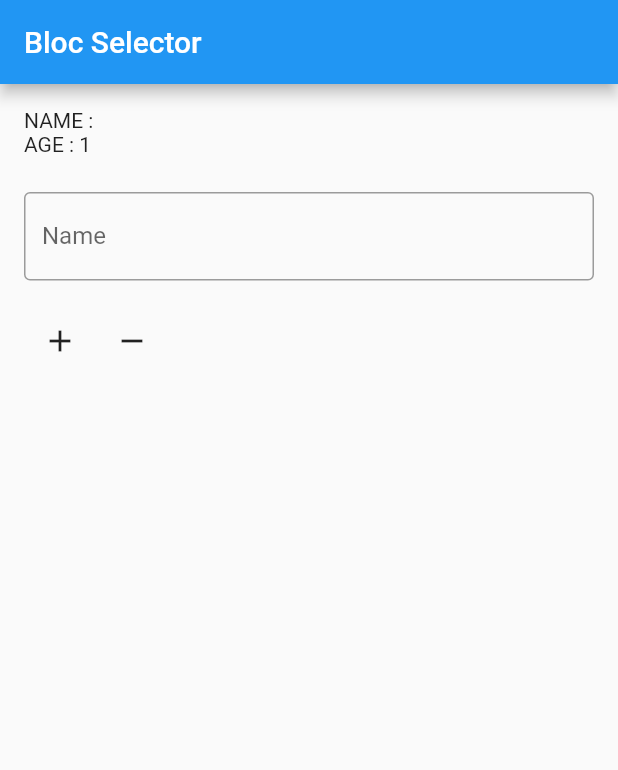
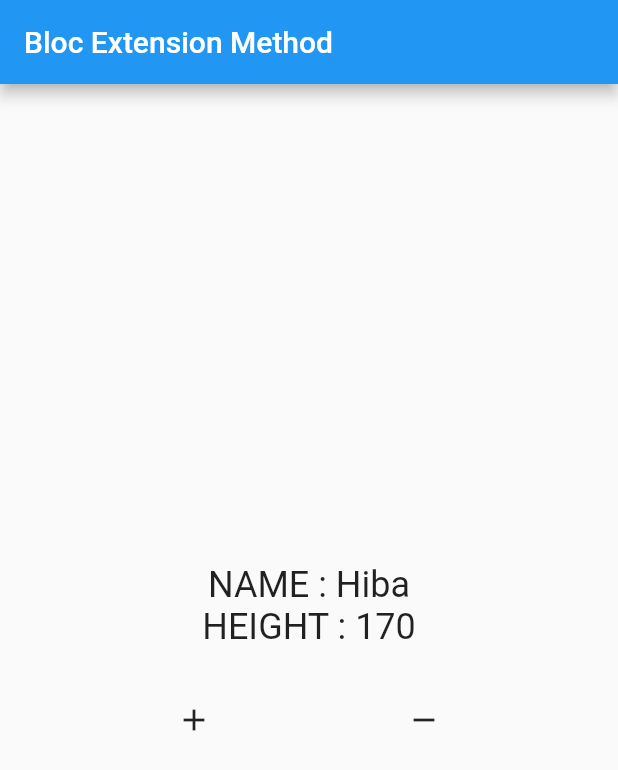
Before and after one commit to hib4/flutter-bloc, a Flutter app: the screen it shows after launch, after a tap on the "add" icon, after a tap on the "remove" icon, on a phone screen of 412 x 824 dp. Shown: the top 770 px of the screen. Run offline on Flutter 3.47's test engine with Material 2 defaults, Android fonts, the phone set to English and light mode, and no system bars; our stand-ins replace bloc, flutter_bloc.

Commit message:
feat: [HF] 14-extension method

```diff
--- /dev/null
+++ b/lib/14_extension_method/14_extension_method.dart
@@ -0,0 +1,46 @@
+import 'package:flutter/material.dart';
+import 'package:flutter_bloc/flutter_bloc.dart';
+import 'package:learn_bloc/14_extension_method/widget/number.dart';
+
+import 'bloc/user_bloc.dart';
+
+class LearnExtensionMethod extends StatelessWidget {
+  const LearnExtensionMethod({Key? key}) : super(key: key);
+
+  @override
+  Widget build(BuildContext context) {
+    UserBloc user = context.read<UserBloc>();
+
+    return Scaffold(
+      appBar: AppBar(
+        title: const Text('Bloc Extension Method'),
+      ),
+      body: Column(
+        mainAxisAlignment: MainAxisAlignment.center,
+        children: [
+          const NumberWidget(),
+          const SizedBox(
+            height: 24,
+          ),
+          Row(
+            mainAxisAlignment: MainAxisAlignment.spaceEvenly,
+            children: [
+              IconButton(
+                onPressed: () {
+                  user.incrementHeight();
+                },
+                icon: const Icon(Icons.add),
+              ),
+              IconButton(
+                onPressed: () {
+                  user.decrementHeight();
+                },
+                icon: const Icon(Icons.remove),
+              ),
+            ],
+          ),
+        ],
+      ),
+    );
+  }
+}
--- /dev/null
+++ b/lib/14_extension_method/bloc/user_bloc.dart
@@ -0,0 +1,35 @@
+import 'package:bloc/bloc.dart';
+
+class UserBloc extends Cubit<Map<String, dynamic>> {
+  UserBloc() : super({'name': 'Hiba', 'height': 170});
+
+  @override
+  void onChange(Change<Map<String, dynamic>> change) {
+    // TODO: implement onChange
+    super.onChange(change);
+    print(change);
+  }
+
+  @override
+  void onError(Object error, StackTrace stackTrace) {
+    // TODO: implement onError
+    super.onError(error, stackTrace);
+    print(error);
+  }
+
+  void incrementHeight() {
+    emit({
+      'name': state['name'],
+      'height': state['height'] + 1,
+    });
+  }
+
+  void decrementHeight() {
+    if (state['height'] > 1) {
+      emit({
+        'name': state['name'],
+        'height': state['height'] - 1,
+      });
+    }
+  }
+}
--- /dev/null
+++ b/lib/14_extension_method/widget/number.dart
@@ -0,0 +1,59 @@
+import 'package:flutter/material.dart';
+import 'package:flutter_bloc/flutter_bloc.dart';
+import 'package:learn_bloc/14_extension_method/bloc/user_bloc.dart';
+
+class NumberWidget extends StatelessWidget {
+  const NumberWidget({Key? key}) : super(key: key);
+
+  @override
+  Widget build(BuildContext context) {
+    // UserBloc user = context.read<UserBloc>();   // membaca 1x
+    // UserBloc user = context.watch<UserBloc>();  // membaca berkali-kali
+    print('BUILD SCAFFOLD');
+
+    return Column(
+      children: [
+        // context.read()
+        // Text(
+        //   '${user.state}',
+        //   style: const TextStyle(fontSize: 24),
+        // ),
+
+        // context.watch()
+        // Builder(
+        //   builder: (context) {
+        //     UserBloc user = context.watch<UserBloc>();
+        //     print('BUILD TEXT');
+        //
+        //     return Text(
+        //       'HEIGHT : ${user.state['height']}',
+        //       style: const TextStyle(fontSize: 24),
+        //     );
+        //   },
+        // ),
+
+        // context.select()
+        Builder(
+          builder: (context) {
+            String name = context.select<UserBloc, String>((value) => value.state['name']);
+            return Text(
+              'NAME : $name',
+              style: const TextStyle(fontSize: 24),
+            );
+          },
+        ),
+        Builder(
+          builder: (context) {
+            int height = context.select<UserBloc, int>((value) => value.state['height']);
+            print('BUILD HEIGHT');
+
+            return Text(
+              'HEIGHT : $height',
+              style: const TextStyle(fontSize: 24),
+            );
+          },
+        ),
+      ],
+    );
+  }
+}
--- a/lib/main.dart
+++ b/lib/main.dart
@@ -1,24 +1,7 @@
 import 'package:flutter/material.dart';
 import 'package:flutter_bloc/flutter_bloc.dart';
-import 'package:learn_bloc/01_stream/01_stream.dart';
-import 'package:learn_bloc/02_basic_cubit/02_basic_cubit.dart';
-import 'package:learn_bloc/03_observer_cubit/03_observer_cubit.dart';
-import 'package:learn_bloc/04_bloc_builder/04_bloc_builder.dart';
-import 'package:learn_bloc/05_bloc_listener/05_bloc_listener.dart';
-import 'package:learn_bloc/06_bloc_consumer/06_bloc_consumer.dart';
-import 'package:learn_bloc/07_bloc_provider/07_bloc_provider.dart';
-import 'package:learn_bloc/09_bloc_provider_value/09_bloc_provider_value.dart';
-import 'package:learn_bloc/10_bloc_access/bloc/counter.dart';
-import 'package:learn_bloc/08_dependency_injection/08_dependency_injection.dart';
-import 'package:learn_bloc/10_bloc_access/10_bloc_access.dart';
-import 'package:learn_bloc/10_bloc_access/other/other.dart';
-import 'package:learn_bloc/10_bloc_access/routes/routes.dart';
-import 'package:learn_bloc/11_multi_bloc_provider/11_multi_bloc_provider.dart';
-import 'package:learn_bloc/12_multi_bloc_listener/12_multi_bloc_listener.dart';
-import 'package:learn_bloc/12_multi_bloc_listener/bloc/counter.dart';
-import 'package:learn_bloc/12_multi_bloc_listener/bloc/theme.dart';
-import 'package:learn_bloc/13_bloc_selector/13_bloc_selector.dart';
-import 'package:learn_bloc/13_bloc_selector/bloc/user_bloc.dart';
+import 'package:learn_bloc/14_extension_method/14_extension_method.dart';
+import 'package:learn_bloc/14_extension_method/bloc/user_bloc.dart';
 
 void main() {
   runApp(const MyApp());
@@ -34,7 +17,7 @@ class MyApp extends StatelessWidget {
       child: const MaterialApp(
         title: 'Learn BLoC',
         debugShowCheckedModeBanner: false,
-        home: LearnBlocSelector(),
+        home: LearnExtensionMethod(),
       ),
     );
   }
```
